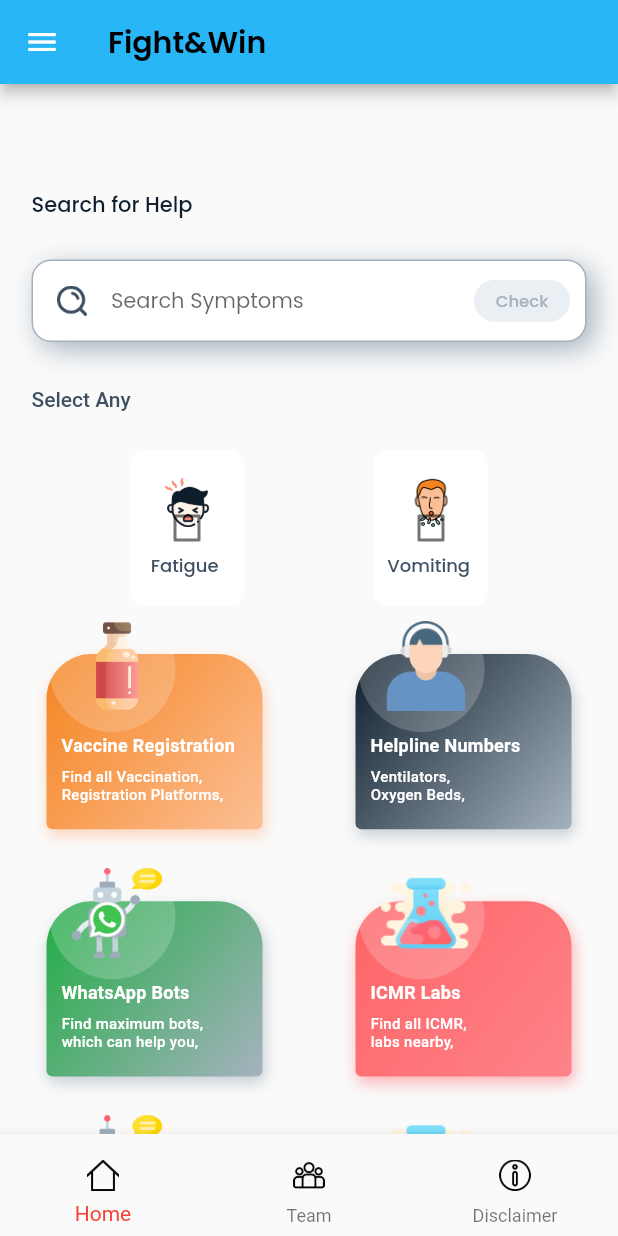
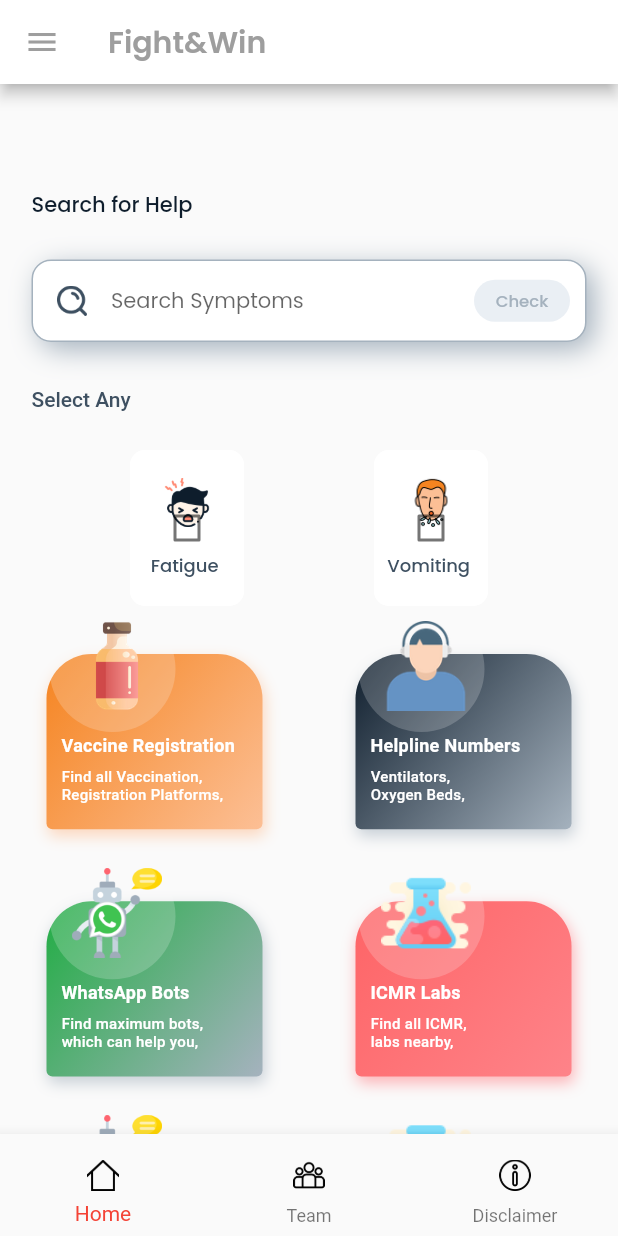
Before and after one commit to satyamchmobo/covidEssentialInfoSystem, a Flutter app: the screen it shows after launch, on a phone screen of 412 x 824 dp. Run offline on Flutter 3.47's test engine with Material 2 defaults, Android fonts, the phone set to English and light mode, and no system bars; our stand-ins replace cloud_firestore, firebase_core, get, google_fonts; missing offline and left inert: external_app_launcher; accounts and stored records are empty.

Commit message:
drawer and appBar  is edited

```diff
--- a/lib/main.dart
+++ b/lib/main.dart
@@ -114,22 +114,25 @@ class _SymptomsPageState extends State<SymptomsPage> {
 
   @override
   Widget build(BuildContext context) {
+    // ===================> Variable Section <=====================
+    String AccName ="Dnyaneshwar ";
+    String AccEmail = "wakshe2@gmail.com";
     listOfWid.clear();
     map.forEach((key, value) => listOfWid.add(value));
-
-
     boolVar = false;
+    // ===================> Variable Section <=====================
     return Scaffold(
       appBar: AppBar(
+        iconTheme: IconThemeData(color: Colors.grey,),
         title: Text(
           "Fight&Win",
           style:
-             GoogleFonts.poppins(color: Colors.black,
+             GoogleFonts.poppins(color: Colors.grey,
             fontSize: 20,
             fontWeight: FontWeight.w600),
 
           ),
-          backgroundColor: Colors.lightBlue.shade400,
+          backgroundColor: Colors.white,
 
 
       ),
@@ -140,19 +143,24 @@ class _SymptomsPageState extends State<SymptomsPage> {
           padding: EdgeInsets.zero,
           children: [
               UserAccountsDrawerHeader(
-                accountName: Text('Dnyaneshwar Wakshe'),
-                accountEmail: Text('wakshe2@gmail.com'),
+                accountName: Text(AccName),
+                accountEmail: Text(AccEmail),
                 currentAccountPicture: CircleAvatar(
                   backgroundColor: Colors.orange,
                   child: Text('D',
                   style: TextStyle(fontSize: 40),),
 
                 ),
+                decoration: BoxDecoration(
+                  borderRadius: BorderRadius.circular(25),
+                 gradient: LinearGradient( colors: [Color(0xFF33FFCC),Color(0xFF33CCFF),Color(0xFF6666FF) ]),
+                ),
 
               ),
               //============================> Inner List Start<=================================
               ListTile(
                 leading: Icon(Icons.home,),title: Text('Home'),
+
                 onTap: (){
                   Navigator.pop(context);
                 },
```
